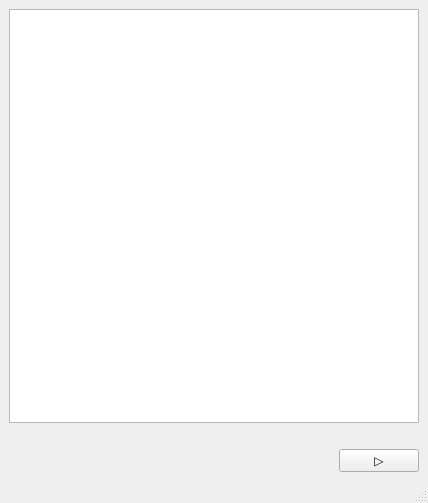
Qt form src/whispyannote/front.ui (kmzyDev/realtime_whispyannote) before a commit.
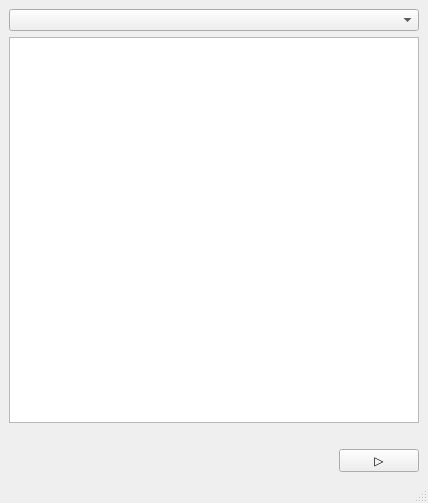
The same form after that commit.

Patch:
```diff
--- a/src/whispyannote/front.ui
+++ b/src/whispyannote/front.ui
@@ -15,24 +15,24 @@
   </property>
   <widget class="QWidget" name="centralwidget">
    <layout class="QGridLayout" name="gridLayout">
-    <item row="1" column="0" colspan="2">
-     <widget class="QLabel" name="label">
-      <property name="text">
-       <string/>
-      </property>
-     </widget>
+    <item row="1" column="0" colspan="3">
+     <widget class="QTextBrowser" name="textBrowser"/>
     </item>
-    <item row="2" column="1">
+    <item row="3" column="2">
      <widget class="QPushButton" name="toggle">
       <property name="text">
        <string>▷</string>
       </property>
      </widget>
     </item>
-    <item row="0" column="0" colspan="2">
-     <widget class="QTextBrowser" name="textBrowser"/>
+    <item row="2" column="1" colspan="2">
+     <widget class="QLabel" name="label">
+      <property name="text">
+       <string/>
+      </property>
+     </widget>
     </item>
-    <item row="2" column="0">
+    <item row="3" column="0">
      <spacer name="horizontalSpacer">
       <property name="orientation">
        <enum>Qt::Orientation::Horizontal</enum>
@@ -45,6 +45,9 @@
       </property>
      </spacer>
     </item>
+    <item row="0" column="0" colspan="3">
+     <widget class="QComboBox" name="micSelect"/>
+    </item>
    </layout>
   </widget>
   <widget class="QMenuBar" name="menubar">
```
